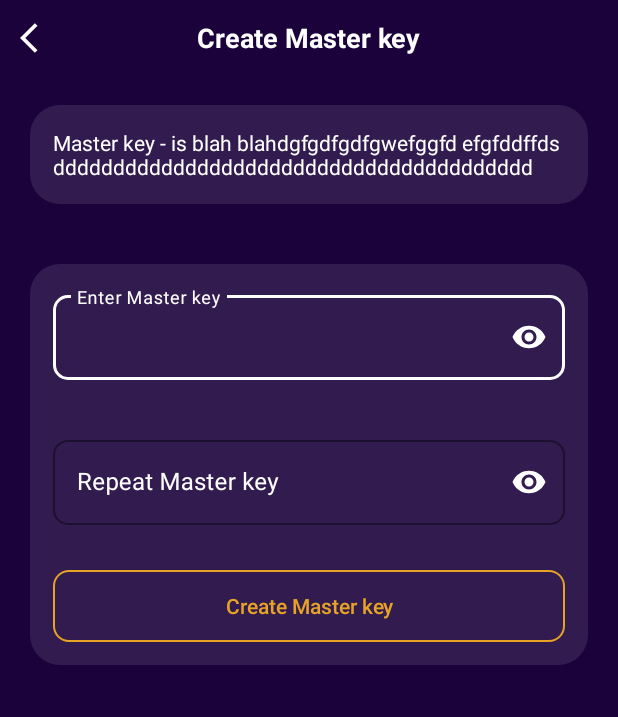
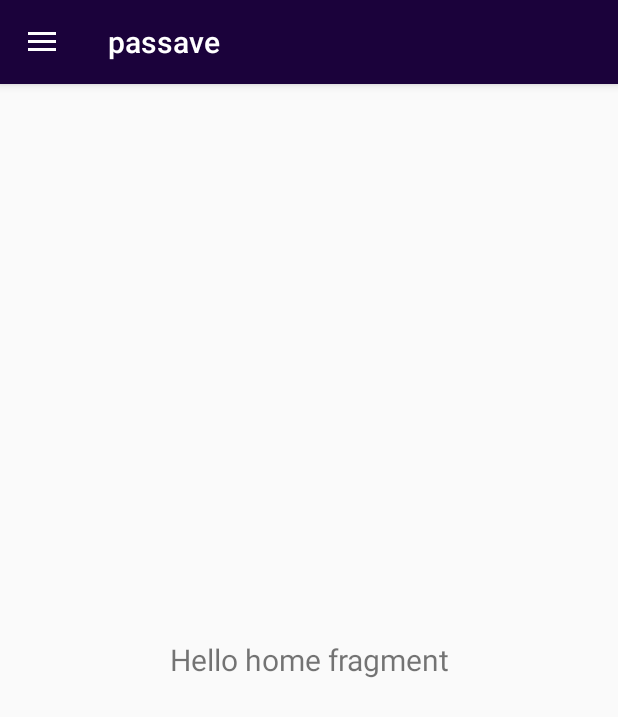
Before and after one commit to alexandrakomkova/passave, an Android app: the screen it shows after launch (CreateMasterKeyActivity before the commit, MainActivity after it), on a phone screen of 412 x 824 dp. Shown: the top 717 px of the screen. Run offline under Robolectric (Android 15) with nearby library versions, the phone set to English and light mode, and no system bars.

Commit message:
add nav_drawer add 2 blank fragments for settings and home screen

```diff
--- a/app/build.gradle
+++ b/app/build.gradle
@@ -32,6 +32,7 @@ dependencies {
     implementation 'androidx.appcompat:appcompat:1.4.1'
     implementation 'com.google.android.material:material:1.1.0'
     implementation 'androidx.constraintlayout:constraintlayout:2.1.3'
+    implementation 'androidx.legacy:legacy-support-v4:1.0.0'
     testImplementation 'junit:junit:4.+'
     androidTestImplementation 'androidx.test.ext:junit:1.1.3'
     androidTestImplementation 'androidx.test.espresso:espresso-core:3.4.0'
--- /dev/null
+++ b/app/src/main/java/by/komkova/fit/bstu/passave/HomeFragment.java
@@ -0,0 +1,19 @@
+package by.komkova.fit.bstu.passave;
+
+import android.os.Bundle;
+
+import androidx.fragment.app.Fragment;
+
+import android.view.LayoutInflater;
+import android.view.View;
+import android.view.ViewGroup;
+
+public class HomeFragment extends Fragment {
+
+    @Override
+    public View onCreateView(LayoutInflater inflater, ViewGroup container,
+                             Bundle savedInstanceState) {
+        // Inflate the layout for this fragment
+        return inflater.inflate(R.layout.fragment_home, container, false);
+    }
+}
--- a/app/src/main/java/by/komkova/fit/bstu/passave/MainActivity.java
+++ b/app/src/main/java/by/komkova/fit/bstu/passave/MainActivity.java
@@ -1,14 +1,67 @@
 package by.komkova.fit.bstu.passave;
 
+import androidx.annotation.NonNull;
+import androidx.appcompat.app.ActionBarDrawerToggle;
 import androidx.appcompat.app.AppCompatActivity;
+import androidx.core.view.GravityCompat;
+import androidx.drawerlayout.widget.DrawerLayout;
 
 import android.os.Bundle;
+import android.view.MenuItem;
+import androidx.appcompat.widget.Toolbar;
 
-public class MainActivity extends AppCompatActivity {
+import com.google.android.material.navigation.NavigationView;
 
+public class MainActivity extends AppCompatActivity implements NavigationView.OnNavigationItemSelectedListener {
+
+    private DrawerLayout drawerLayout;
     @Override
     protected void onCreate(Bundle savedInstanceState) {
         super.onCreate(savedInstanceState);
         setContentView(R.layout.activity_main);
+
+
+        Toolbar toolbar = findViewById(R.id.toolbar);
+        setSupportActionBar(toolbar);
+
+        drawerLayout = findViewById(R.id.drawer_layout);
+        NavigationView navigationView = findViewById(R.id.nav_view);
+        navigationView.setNavigationItemSelectedListener(this);
+
+        ActionBarDrawerToggle toggle = new ActionBarDrawerToggle(this, drawerLayout, toolbar, R.string.open_nav, R.string.close_nav);
+        drawerLayout.addDrawerListener(toggle);
+        toggle.syncState();
+
+        if(savedInstanceState == null){
+            getSupportFragmentManager().beginTransaction().replace(R.id.fragment_layout, new HomeFragment()).commit();
+            navigationView.setCheckedItem(R.id.nav_home);
+
+        }
+
+    }
+
+    @Override
+    public boolean onNavigationItemSelected(@NonNull MenuItem item) {
+        switch(item.getItemId()) {
+            case R.id.nav_home:
+                getSupportFragmentManager().beginTransaction().replace(R.id.fragment_layout, new HomeFragment()).commit();
+                break;
+            case R.id.nav_settings:
+                getSupportFragmentManager().beginTransaction().replace(R.id.fragment_layout, new SettingsFragment()).commit();
+                break;
+            default:
+        }
+
+        drawerLayout.closeDrawer(GravityCompat.START);
+        return true;
+    }
+
+    @Override
+    public void onBackPressed(){
+        if(drawerLayout.isDrawerOpen(GravityCompat.START)){
+            drawerLayout.closeDrawer(GravityCompat.START);
+        } else {
+            super.onBackPressed();
+        }
     }
 }
--- a/app/src/main/res/layout/activity_main.xml
+++ b/app/src/main/res/layout/activity_main.xml
@@ -1,12 +1,44 @@
 <?xml version="1.0" encoding="utf-8"?>
-<LinearLayout xmlns:android="http://schemas.android.com/apk/res/android"
+<androidx.drawerlayout.widget.DrawerLayout xmlns:android="http://schemas.android.com/apk/res/android"
     xmlns:tools="http://schemas.android.com/tools"
     android:layout_width="match_parent"
     android:layout_height="match_parent"
-    android:background="@color/primary"
-    tools:context=".MainActivity"
-    android:orientation="vertical">
+    xmlns:app="http://schemas.android.com/apk/res-auto"
+    android:fitsSystemWindows="true"
+    tools:openDrawer="start"
+    android:id="@+id/drawer_layout"
+    tools:context=".MainActivity">
 
+    <LinearLayout
+        android:layout_width="match_parent"
+        android:layout_height="match_parent"
+        android:orientation="vertical">
 
+        <!--androidx.appcompat.widget.Toolbar-->
+        <androidx.appcompat.widget.Toolbar
+            android:layout_width="match_parent"
+            android:layout_height="56dp"
+            android:id="@+id/toolbar"
+            android:elevation="4dp"
+            android:background="@color/primary"
+            android:theme="@style/ThemeOverlay.AppCompat.Dark.ActionBar"
+            android:popupTheme="@style/ThemeOverlay.AppCompat.Light"/>
 
-</LinearLayout>
+        <FrameLayout
+            android:layout_width="match_parent"
+            android:layout_height="match_parent"
+            android:id="@+id/fragment_layout"/>
+
+    </LinearLayout>
+
+    <com.google.android.material.navigation.NavigationView
+        android:layout_width="wrap_content"
+        android:layout_height="match_parent"
+        android:id="@+id/nav_view"
+        android:layout_gravity="start"
+        app:headerLayout="@layout/nav_header"
+        app:menu="@menu/main_menu"
+        app:itemIconTint="@color/primary"
+        app:itemTextColor="@color/primary"/>
+
+</androidx.drawerlayout.widget.DrawerLayout>
--- /dev/null
+++ b/app/src/main/res/layout/fragment_home.xml
@@ -0,0 +1,16 @@
+<?xml version="1.0" encoding="utf-8"?>
+<FrameLayout xmlns:android="http://schemas.android.com/apk/res/android"
+    xmlns:tools="http://schemas.android.com/tools"
+    android:layout_width="match_parent"
+    android:layout_height="match_parent"
+    tools:context=".HomeFragment">
+
+    <!-- TODO: Update blank fragment layout -->
+    <TextView
+        android:layout_width="match_parent"
+        android:layout_height="match_parent"
+        android:gravity="center"
+        android:textSize="20sp"
+        android:text="@string/hello_home_fragment" />
+
+</FrameLayout>
--- a/app/src/main/res/values/strings.xml
+++ b/app/src/main/res/values/strings.xml
@@ -75,4 +75,11 @@
     <string name="nav_password_generator">Password generator</string>
     <string name="nav_add_password">New password note</string>
 
+    <!-- TODO: Remove or change this placeholder text -->
+    <string name="hello_home_fragment">Hello home fragment</string>
+    <string name="hello_settings_fragment">Hello settings fragment</string>
+    <!-- TODO: Remove or change this placeholder text -->
+    <string name="open_nav">Open nav</string>
+    <string name="close_nav">Close nav</string>
+
 </resources>
```
Also changed, not shown: app/src/main/AndroidManifest.xml (+4 -4 lines), app/src/main/java/by/komkova/fit/bstu/passave/SettingsFragment.java (added, +19 -0 lines), app/src/main/res/layout/fragment_settings.xml (added, +16 -0 lines), app/src/main/res/layout/nav_header.xml (added, +11 -0 lines), 2 other files.
